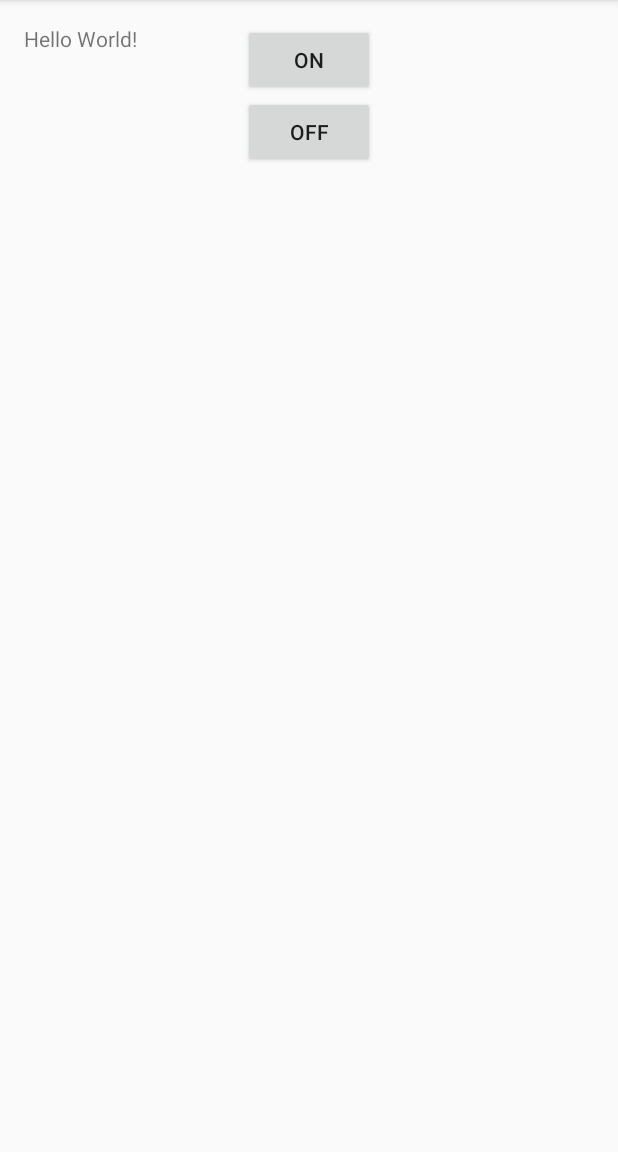
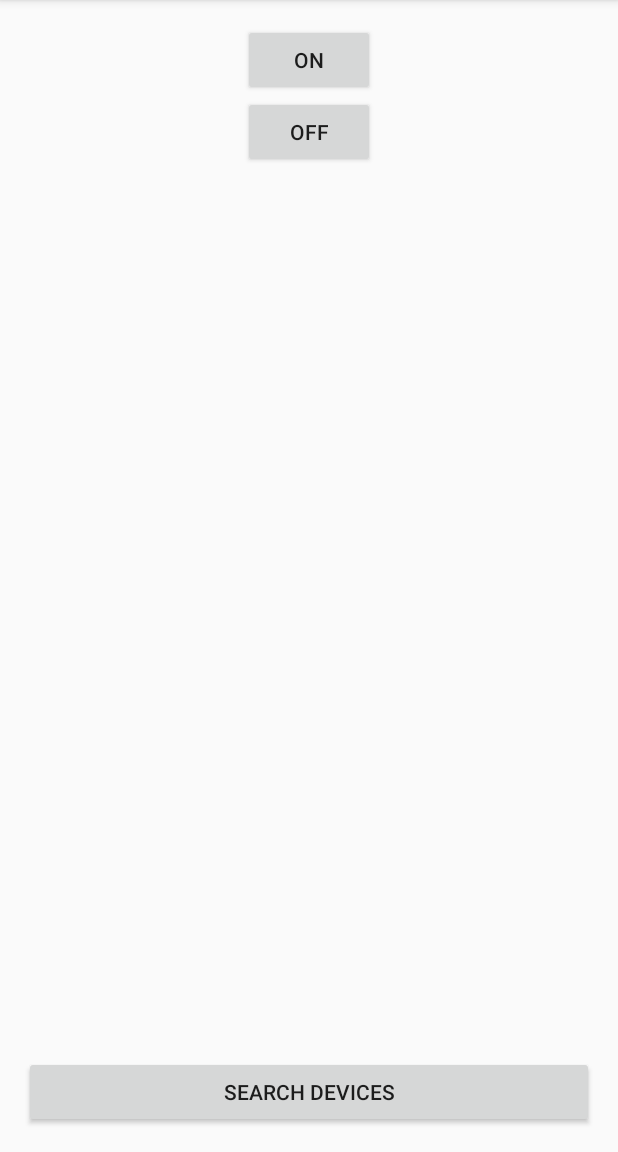
Before and after one commit to CarlosCano93/ArduBlueDroid, an Android app: the screen it shows after launch (MainActivity), on a phone screen of 412 x 824 dp, the part 84-1236 px from its top. Run offline under Robolectric (Android 15) with nearby library versions, the phone set to English and light mode, and no system bars; our stand-ins replace ButterKnife.

Commit message:
Paired devices list added and change Butterknife version to 7 because I have problem with 8

```diff
--- a/app/build.gradle
+++ b/app/build.gradle
@@ -24,8 +24,8 @@ dependencies {
     androidTestCompile('com.android.support.test.espresso:espresso-core:2.2.2', {
         exclude group: 'com.android.support', module: 'support-annotations'
     })
+    testCompile 'junit:junit:4.12'
     compile 'com.android.support:appcompat-v7:23.4.0'
-    testCompile 'junit:junit:4.12'
 
-    compile "com.jakewharton:butterknife:$rootProject.ext.butterknifeVersion"
+    compile 'com.jakewharton:butterknife:7.0.1'
 }
--- a/app/src/main/AndroidManifest.xml
+++ b/app/src/main/AndroidManifest.xml
@@ -2,8 +2,8 @@
 <manifest xmlns:android="http://schemas.android.com/apk/res/android"
     package="ccano.android.ardubluedroid">
 
-    <uses-permission android:name="android.permission.BLUETOOTH"/>
-    <uses-permission android:name="android.permission.BLUETOOTH_ADMIN"/>
+    <uses-permission android:name="android.permission.BLUETOOTH" />
+    <uses-permission android:name="android.permission.BLUETOOTH_ADMIN" />
 
     <application
         android:allowBackup="true"
@@ -18,6 +18,7 @@
                 <category android:name="android.intent.category.LAUNCHER" />
             </intent-filter>
         </activity>
+        <activity android:name=".BluetoothDevicesActivity"></activity>
     </application>
 
 </manifest>
--- a/app/src/main/java/ccano/android/ardubluedroid/MainActivity.java
+++ b/app/src/main/java/ccano/android/ardubluedroid/MainActivity.java
@@ -4,10 +4,9 @@ import android.bluetooth.BluetoothAdapter;
 import android.content.Intent;
 import android.os.Bundle;
 import android.support.v7.app.AppCompatActivity;
-import android.widget.Button;
 import android.widget.Toast;
 
-import butterknife.Bind;
+import butterknife.ButterKnife;
 import butterknife.OnClick;
 
 /**
@@ -19,36 +18,46 @@ public class MainActivity extends AppCompatActivity {
     //used to turn on bluetooth
     private static final int REQUEST_ENABLE_BT = 1;
 
-    //See ButterKnife framework to understand @Bind @OnClick and more..
-    @Bind(R.id.btOn)
-    Button btOn;
-    @Bind(R.id.btOff)
-    Button btOff;
+    BluetoothAdapter mBluetoothAdapter = BluetoothAdapter.getDefaultAdapter();
 
     @Override
     protected void onCreate(Bundle savedInstanceState) {
         super.onCreate(savedInstanceState);
         setContentView(R.layout.activity_main);
+        ButterKnife.bind(this);
 
-        //To check compatibility and turn on bluetooth
-        BluetoothAdapter mBluetoothAdapter = BluetoothAdapter.getDefaultAdapter();
+        activateBluetooth();
+    }
+
+    //open new activity with device bluetooth list
+    @OnClick(R.id.btSearchDevices)
+    public void handleButtonSearchDevice(){
+        Intent intentDeviceList = new Intent(getApplicationContext(), BluetoothDevicesActivity.class);
+        startActivity(intentDeviceList);
+    }
+
+    @OnClick(R.id.btOn)
+    void handleButtonOn(){
+        //TODO send info to put led on
+        Toast.makeText(this, "LED ON", Toast.LENGTH_SHORT).show();
+    }
+
+    @OnClick(R.id.btOff)
+    void handleButtonOff(){
+        //TODO send info to put led Off
+        Toast.makeText(this, "LED OFF", Toast.LENGTH_SHORT).show();
+    }
+
+    /**
+     * Check bluetooth compatibility
+     * Turn on bluetooth
+     */
+    public void activateBluetooth(){
         if (mBluetoothAdapter == null) {
             Toast.makeText(this, getString(R.string.bluetooth_incompatible), Toast.LENGTH_SHORT).show();
         } else if (!mBluetoothAdapter.isEnabled()) {
             Intent enableBtIntent = new Intent(BluetoothAdapter.ACTION_REQUEST_ENABLE);
             startActivityForResult(enableBtIntent, REQUEST_ENABLE_BT);
         }
-
-
-    }
-
-    @OnClick(R.id.btOn)
-    public void handleButtonOn(){
-        //TODO send info to put led on
-    }
-
-    @OnClick(R.id.btOff)
-    public void handleButtonOff(){
-        //TODO send info to put led Off
     }
 }
--- a/app/src/main/res/layout/activity_main.xml
+++ b/app/src/main/res/layout/activity_main.xml
@@ -1,6 +1,7 @@
 <?xml version="1.0" encoding="utf-8"?>
 <RelativeLayout xmlns:android="http://schemas.android.com/apk/res/android"
     xmlns:tools="http://schemas.android.com/tools"
+    xmlns:adnroid="http://schemas.android.com/apk/res-auto"
     android:id="@+id/activity_main"
     android:layout_width="match_parent"
     android:layout_height="match_parent"
@@ -10,18 +11,21 @@
     android:paddingTop="@dimen/activity_vertical_margin"
     tools:context="ccano.android.ardubluedroid.MainActivity">
 
-    <TextView
-        android:layout_width="wrap_content"
+    <Button
+        android:layout_width="match_parent"
         android:layout_height="wrap_content"
-        android:text="Hello World!" />
+        android:layout_alignParentBottom="true"
+        android:layout_centerHorizontal="true"
+        android:id="@+id/btSearchDevices"
+        android:text="@string/bluetooth_search" />
 
     <Button
         android:text="ON"
         android:layout_width="wrap_content"
         android:layout_height="wrap_content"
-        android:layout_below="@+id/textView"
-        android:layout_centerHorizontal="true"
-        android:id="@+id/btOn" />
+        android:id="@+id/btOn"
+        android:layout_alignParentTop="true"
+        android:layout_centerHorizontal="true" />
 
     <Button
         android:text="OFF"
@@ -32,4 +36,5 @@
         android:layout_below="@+id/btOn"
         android:layout_alignLeft="@+id/btOn"
         android:layout_alignStart="@+id/btOn" />
+
 </RelativeLayout>
--- a/app/src/main/res/values/strings.xml
+++ b/app/src/main/res/values/strings.xml
@@ -2,4 +2,6 @@
     <string name="app_name">ArduBlueDroid</string>
     <string name="bluetooth_incompatible">Device does not support bluetooth</string>
     <string name="bluetooth_activated">Bluetooth was active</string>
+    <string name="bluetooth_search">Search devices</string>
+    <string name="devices_not_found">Make sure devices are paired</string>
 </resources>
--- a/build.gradle
+++ b/build.gradle
@@ -21,7 +21,3 @@ allprojects {
 task clean(type: Delete) {
     delete rootProject.buildDir
 }
-
-ext {
-    butterknifeVersion = '7.0.1'
-}
```
